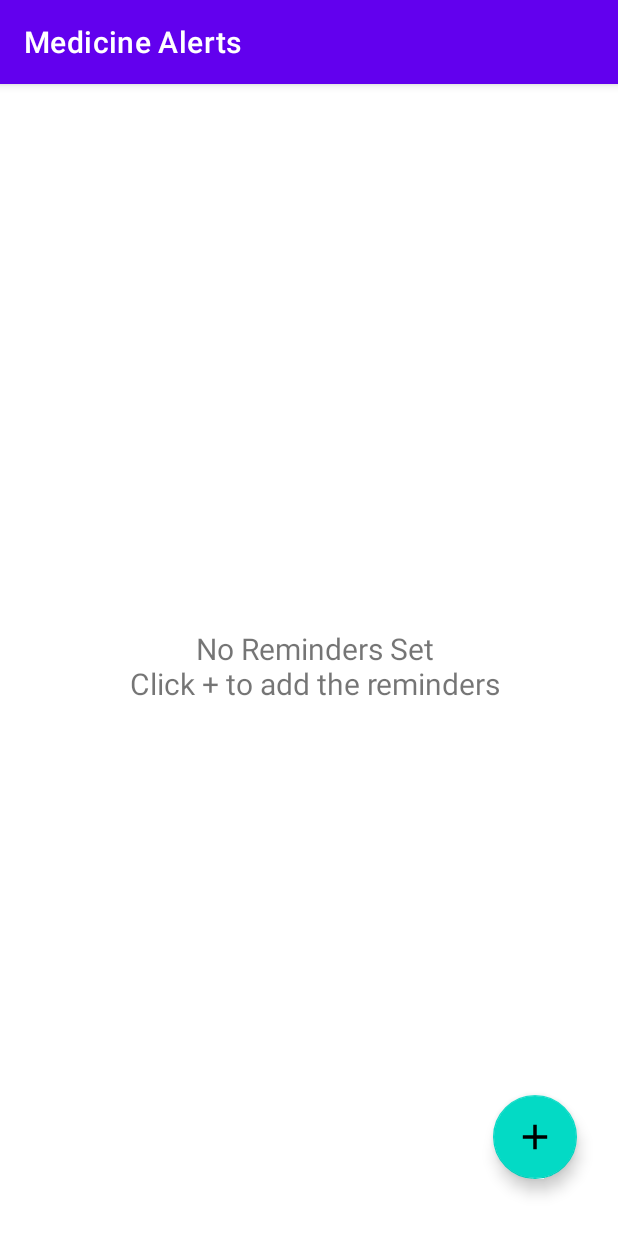
After one commit to S545232/DiabetesPrognosis, an Android app: the MedicineAlertsActivity screen opened directly, with no data from a screen before it, on a phone screen of 412 x 824 dp. The commit adds this screen. Run offline under Robolectric (Android 15) with nearby library versions, the phone set to English and light mode, and no system bars.

Commit message:
Medicine alert activity and layout is created

```diff
--- a/app/src/main/AndroidManifest.xml
+++ b/app/src/main/AndroidManifest.xml
@@ -20,6 +20,8 @@
         </activity>
 
         <activity android:name=".FaqActivity"/>
+
+        <activity android:name=".MedicineAlertsActivity"/>
     </application>
 
 </manifest>
--- a/app/src/main/java/com/anil/androidgroup04/MainActivity.java
+++ b/app/src/main/java/com/anil/androidgroup04/MainActivity.java
@@ -32,4 +32,8 @@ public class MainActivity extends AppCompatActivity {
     public void faqClick(View view) {
         startActivity(new Intent(MainActivity.this, FaqActivity.class));
     }
+
+    public void medicineAlertsClick(View view) {
+        startActivity(new Intent(MainActivity.this, MedicineAlertsActivity.class));
+    }
 }
--- /dev/null
+++ b/app/src/main/java/com/anil/androidgroup04/MedicineAlertsActivity.java
@@ -0,0 +1,15 @@
+package com.anil.androidgroup04;
+
+import android.os.Bundle;
+import androidx.appcompat.app.AppCompatActivity;
+
+public class MedicineAlertsActivity extends AppCompatActivity {
+
+    @Override
+    protected void onCreate(Bundle savedInstanceState) {
+        super.onCreate(savedInstanceState);
+        setContentView(R.layout.activity_medicinealerts);
+
+        getSupportActionBar().setTitle("Medicine Alerts");
+    }
+}
--- /dev/null
+++ b/app/src/main/res/drawable/floating_button_foreground.xml
@@ -0,0 +1,13 @@
+<vector xmlns:android="http://schemas.android.com/apk/res/android"
+    android:width="28dp"
+    android:height="28dp"
+    android:viewportWidth="41.37931"
+    android:viewportHeight="41.37931"
+    android:tint="#0F5FAA">
+  <group android:translateX="8.689655"
+      android:translateY="8.689655">
+      <path
+          android:fillColor="#FF000000"
+          android:pathData="M19,13h-6v6h-2v-6H5v-2h6V5h2v6h6v2z"/>
+  </group>
+</vector>
--- a/app/src/main/res/layout/activity_faq.xml
+++ b/app/src/main/res/layout/activity_faq.xml
@@ -45,19 +45,6 @@
             android:textSize="18sp"
             android:textStyle="italic" />
 
-
-        <TextView
-            android:id="@+id/tv_cretinine"
-            android:layout_width="wrap_content"
-            android:layout_height="wrap_content"
-            android:layout_marginTop="20dp"
-            android:layout_marginBottom="10dp"
-            android:text="What are Cretinine levels?"
-            android:textSize="20sp"
-            android:textStyle="bold" />
-
-
-
         <TextView
             android:id="@+id/tv_bmi"
             android:layout_width="wrap_content"
--- a/app/src/main/res/layout/activity_main.xml
+++ b/app/src/main/res/layout/activity_main.xml
@@ -155,6 +155,7 @@
                     android:layout_weight="1"
                     android:background="@android:color/white"
                     android:backgroundTint="@color/white"
+                    android:onClick="medicineAlertsClick"
                     app:cardCornerRadius="5dp"
                     app:cardElevation="5dp">
 
--- /dev/null
+++ b/app/src/main/res/layout/activity_medicinealerts.xml
@@ -0,0 +1,53 @@
+<?xml version="1.0" encoding="utf-8"?>
+<androidx.constraintlayout.widget.ConstraintLayout xmlns:android="http://schemas.android.com/apk/res/android"
+    xmlns:app="http://schemas.android.com/apk/res-auto"
+    xmlns:tools="http://schemas.android.com/tools"
+    android:layout_width="match_parent"
+    android:layout_height="match_parent"
+    android:backgroundTint="@color/white"
+    tools:context=".MedicineAlertsActivity">
+
+    <com.google.android.material.floatingactionbutton.FloatingActionButton
+        android:id="@+id/floatingButton"
+        android:layout_width="wrap_content"
+        android:layout_height="wrap_content"
+        android:layout_marginStart="8dp"
+        android:layout_marginTop="8dp"
+        android:layout_marginEnd="8dp"
+        android:layout_marginBottom="8dp"
+        android:src="@drawable/floating_button_foreground"
+        app:maxImageSize="@android:dimen/app_icon_size"
+        app:fabSize="normal"
+        app:layout_constraintBottom_toBottomOf="parent"
+        app:layout_constraintEnd_toEndOf="parent"
+        app:layout_constraintHorizontal_bias="0.943"
+        app:layout_constraintStart_toStartOf="parent"
+        app:layout_constraintTop_toTopOf="parent"
+        app:layout_constraintVertical_bias="0.957"
+        android:contentDescription="@string/app_name" />
+
+    <androidx.recyclerview.widget.RecyclerView
+        android:id="@+id/recyclerView"
+        android:layout_width="match_parent"
+        android:layout_height="match_parent"
+        android:visibility="invisible"
+        app:layout_constraintTop_toTopOf="parent"
+        />
+
+    <TextView
+        android:id="@+id/empty"
+        android:layout_width="wrap_content"
+        android:layout_height="wrap_content"
+        android:visibility="visible"
+        android:layout_marginStart="8dp"
+        android:layout_marginTop="8dp"
+        android:gravity="center"
+        android:text="No Reminders Set\nClick + to add the reminders"
+        android:textSize="20sp"
+        app:layout_constraintBottom_toBottomOf="@+id/recyclerView"
+        app:layout_constraintEnd_toEndOf="parent"
+        app:layout_constraintStart_toStartOf="parent"
+        app:layout_constraintTop_toTopOf="@+id/recyclerView" />
+
+
+</androidx.constraintlayout.widget.ConstraintLayout>
```
